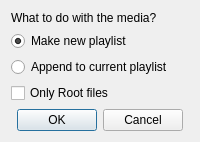
First picture: the form in widgets/playlist/mediadroppeddialog.ui, repository Okspen/okPlayer, before the edit.
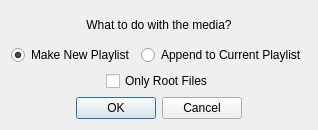
Second picture: the form after the edit.

Patch:
```diff
--- a/widgets/playlist/mediadroppeddialog.ui
+++ b/widgets/playlist/mediadroppeddialog.ui
@@ -6,7 +6,7 @@
    <rect>
     <x>0</x>
     <y>0</y>
-    <width>200</width>
+    <width>285</width>
     <height>130</height>
    </rect>
   </property>
@@ -14,27 +14,20 @@
    <string>Media dropped</string>
   </property>
   <layout class="QGridLayout" name="gridLayout">
-   <item row="0" column="0">
+   <item row="0" column="0" colspan="2">
     <widget class="QLabel" name="label">
      <property name="text">
       <string>What to do with the media?</string>
      </property>
-    </widget>
-   </item>
-   <item row="5" column="0">
-    <widget class="QDialogButtonBox" name="buttonBox">
-     <property name="standardButtons">
-      <set>QDialogButtonBox::Cancel|QDialogButtonBox::Ok</set>
+     <property name="alignment">
+      <set>Qt::AlignCenter</set>
      </property>
-     <property name="centerButtons">
-      <bool>true</bool>
-     </property>
     </widget>
    </item>
-   <item row="2" column="0">
+   <item row="1" column="1">
     <widget class="QRadioButton" name="radioAppend">
      <property name="text">
-      <string>Append to current playlist</string>
+      <string>Append to Current Playlist</string>
      </property>
      <property name="checked">
       <bool>false</bool>
@@ -44,20 +37,60 @@
    <item row="1" column="0">
     <widget class="QRadioButton" name="radioReplace">
      <property name="text">
-      <string>Make new playlist</string>
+      <string>Make New Playlist</string>
      </property>
      <property name="checked">
       <bool>true</bool>
      </property>
     </widget>
    </item>
-   <item row="3" column="0">
-    <widget class="QCheckBox" name="rootCheckBox">
-     <property name="text">
-      <string>Only Root files</string>
+   <item row="7" column="0" colspan="2">
+    <widget class="QDialogButtonBox" name="buttonBox">
+     <property name="standardButtons">
+      <set>QDialogButtonBox::Cancel|QDialogButtonBox::Ok</set>
+     </property>
+     <property name="centerButtons">
+      <bool>true</bool>
      </property>
     </widget>
    </item>
+   <item row="3" column="0" colspan="2">
+    <layout class="QHBoxLayout" name="horizontalLayout_2">
+     <item>
+      <spacer name="horizontalSpacer">
+       <property name="orientation">
+        <enum>Qt::Horizontal</enum>
+       </property>
+       <property name="sizeHint" stdset="0">
+        <size>
+         <width>40</width>
+         <height>20</height>
+        </size>
+       </property>
+      </spacer>
+     </item>
+     <item>
+      <widget class="QCheckBox" name="rootCheckBox">
+       <property name="text">
+        <string>Only Root Files</string>
+       </property>
+      </widget>
+     </item>
+     <item>
+      <spacer name="horizontalSpacer_2">
+       <property name="orientation">
+        <enum>Qt::Horizontal</enum>
+       </property>
+       <property name="sizeHint" stdset="0">
+        <size>
+         <width>40</width>
+         <height>20</height>
+        </size>
+       </property>
+      </spacer>
+     </item>
+    </layout>
+   </item>
   </layout>
  </widget>
  <resources/>
```
Left out of the diff: 2 changed lines with no effect on the pictures.
